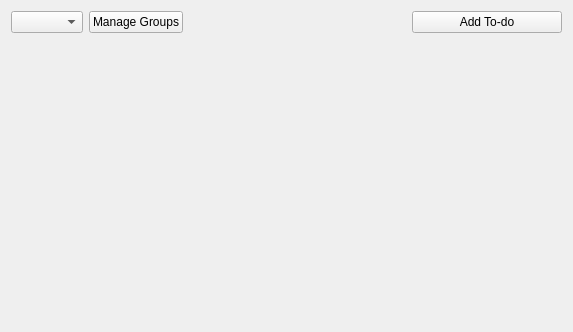
This is designs/xml/todo_widget.ui in daniel-deru/WorkMate-3.0 as Qt 5 draws it before an edit. The edited form follows.
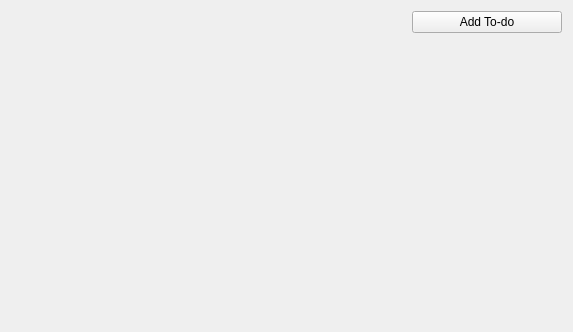
This is the edited form.

Commit message: added filter group widget

The edit to the form file:
```diff
--- a/designs/xml/todo_widget.ui
+++ b/designs/xml/todo_widget.ui
@@ -20,17 +20,7 @@
    <item>
     <layout class="QHBoxLayout" name="horizontalLayout">
      <item>
-      <widget class="QComboBox" name="cmb_groups"/>
-     </item>
-     <item>
-      <widget class="QPushButton" name="btn_groups">
-       <property name="cursor">
-        <cursorShape>PointingHandCursor</cursorShape>
-       </property>
-       <property name="text">
-        <string>Manage Groups</string>
-       </property>
-      </widget>
+      <layout class="QHBoxLayout" name="hbox_filter_widget"/>
      </item>
      <item>
       <spacer name="horizontalSpacer">
```
The commit also changes 13 other files.
